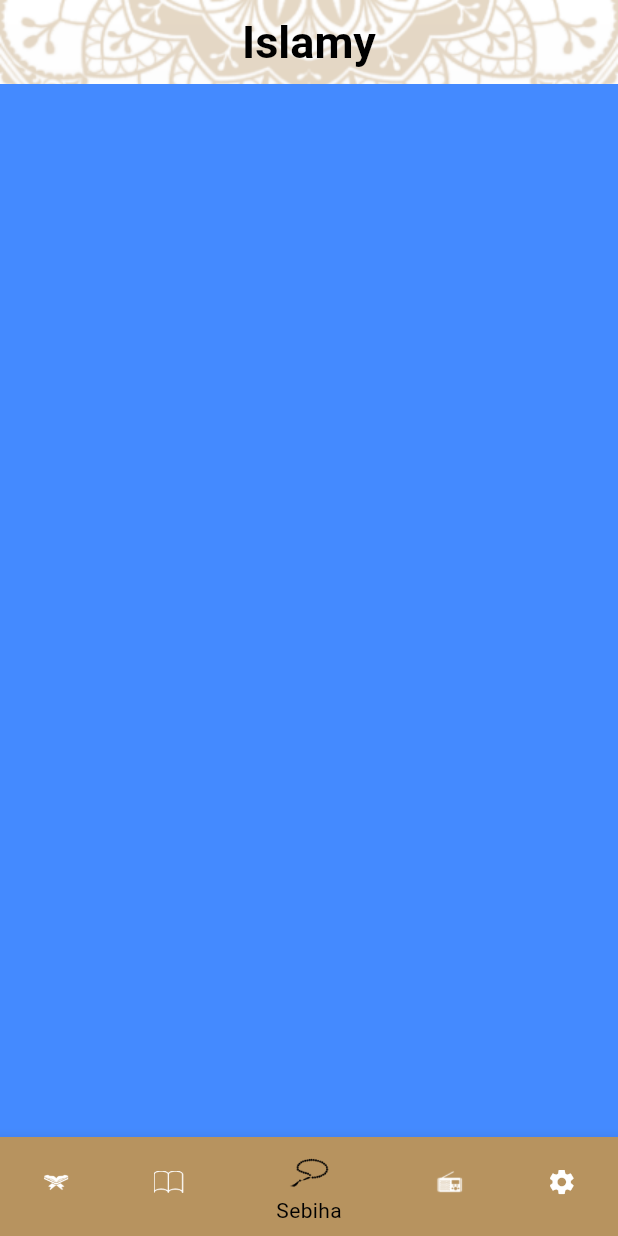
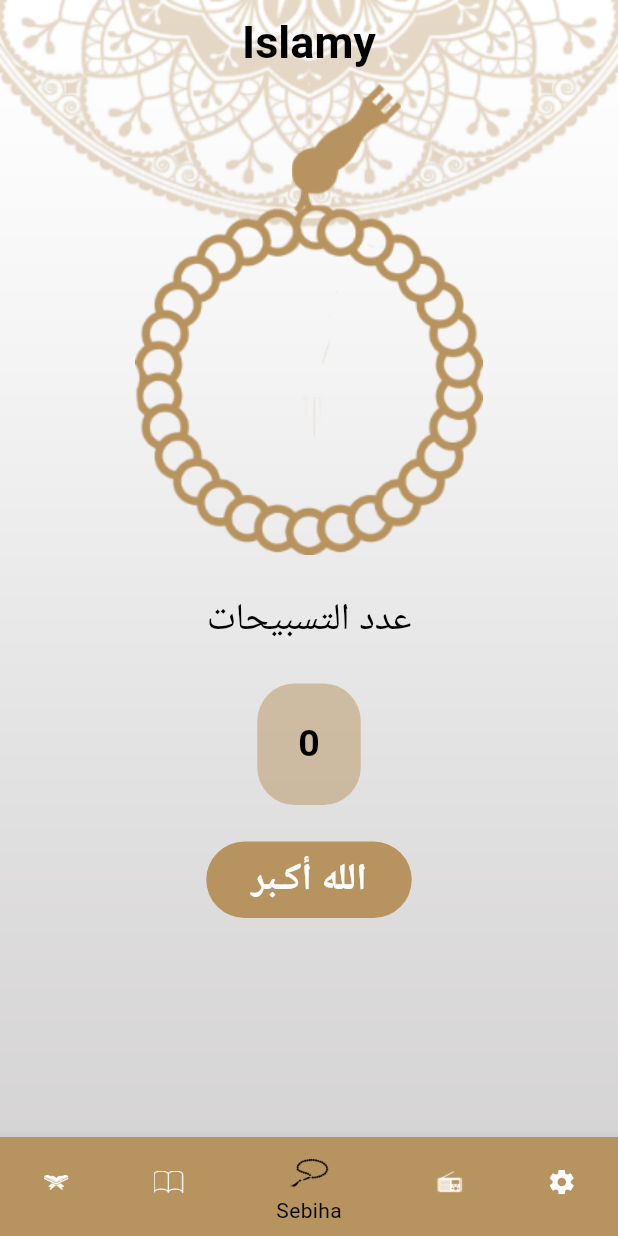
Before and after one commit to AER-Shalaan/islamy_app, a Flutter app: the screen it shows after launch, item 3 of the bottom bar chosen, on a phone screen of 412 x 824 dp. Run offline on Flutter 3.47's test engine with Material 3 defaults, Android fonts, the phone set to English and light mode, and no system bars.

Commit message:
+ finsh seb7a

```diff
--- a/lib/Themes/dark.dart
+++ b/lib/Themes/dark.dart
@@ -13,7 +13,7 @@ class DarkTheme{
         iconTheme: IconThemeData(color: Colors.white)
       ),
       cardTheme: CardTheme(
-        color: const Color(0xff141A2E).withOpacity(0.75),
+        color: const Color(0xff141A2E).withOpacity(0.50),
         margin: const EdgeInsets.all(20.0),
         elevation: 10,
       ),
@@ -21,7 +21,7 @@ class DarkTheme{
           seedColor: const Color(0xff141A2E),
           primary: const Color(0xff141A2E),
           onPrimary: Colors.white,
-          secondary: const Color(0xff141A2E).withOpacity(0.75),
+          secondary: Colors.black,
           onSecondary: const Color(0xffFACC1D),
           tertiary: const Color(0xffFACC1D)
       ),
--- a/lib/Themes/light.dart
+++ b/lib/Themes/light.dart
@@ -21,7 +21,7 @@ class LightTheme{
   seedColor: const Color(0xffB7935F),
   primary: const Color(0xffB7935F),
   onPrimary: Colors.black,
-  secondary: const Color(0xffB7935F).withOpacity(0.75),
+  secondary: Colors.white,
   onSecondary: Colors.black,
   tertiary: const Color(0xffB7935F)
   ),
--- /dev/null
+++ b/lib/screens/home/bodies/sebiha/sebiha_widget.dart
@@ -0,0 +1,96 @@
+import 'package:flutter/material.dart';
+
+class SebihaWidget extends StatefulWidget {
+  @override
+  State<SebihaWidget> createState() => _SebihaWidgetState();
+}
+
+class _SebihaWidgetState extends State<SebihaWidget> {
+  double turns = 0.0;
+  int sebihaCounter = 0;
+  int tsebihCounter =0;
+  String deker = "";
+  @override
+  Widget build(BuildContext context) {
+    tasbih();
+    return Scaffold(
+      body: Column(
+        crossAxisAlignment: CrossAxisAlignment.center,
+        children: [
+          Center(
+            child: Stack(
+              clipBehavior: Clip.none,
+              alignment: Alignment.topCenter,
+                children: [
+                  Padding(
+                    padding: const EdgeInsets.only(left: 50),
+                    child: ClipRRect(
+                        child: Image.asset("assets/icons/head_of_seb7a.png" )),
+                  ),
+                  Container(
+                      margin: const EdgeInsets.only(top: 80),
+                      child: GestureDetector(
+                        onTap: (){
+                          setState(() {
+                            turns+=1/4;
+                            if(sebihaCounter< 33){
+                              sebihaCounter++;
+                            }else{
+                              sebihaCounter = 0;
+                            }
+                          });
+                        },
+                          child: AnimatedRotation(
+                              turns: turns,
+                              duration: const Duration(milliseconds: 10),
+                              child: Image.asset("assets/icons/body_of_seb7a.png" )
+                          )
+                      )
+                  ),
+                ],),
+          ),
+          const Spacer(flex: 1,),
+          Text("عدد التسبيحات", style: TextStyle(color: Theme.of(context).colorScheme.onPrimary,fontWeight: FontWeight.w500,fontSize: 25),),
+          const Spacer(flex: 1,),
+          Container(
+            alignment: Alignment.center,
+            height: 81,
+            width: 69,
+            decoration: BoxDecoration(
+              color: Theme.of(context).colorScheme.primary.withOpacity(0.5),
+              borderRadius: BorderRadius.circular(25)
+            ),
+            child: Text("$sebihaCounter",style: TextStyle(color: Theme.of(context).colorScheme.onPrimary,fontSize: 25,fontWeight: FontWeight.bold),),
+          ),
+          const Spacer(flex: 1,),
+          Container(
+            alignment: Alignment.center,
+            height: 51,
+            width: 137,
+            decoration: BoxDecoration(
+              color: Theme.of(context).colorScheme.tertiary,
+              borderRadius: BorderRadius.circular(30)
+            ),
+            child: Text(deker,style: TextStyle(color: Theme.of(context).colorScheme.secondary,fontSize: 25,fontWeight: FontWeight.bold),),
+          ),
+          const Spacer(flex: 6)
+
+        ],),
+    );
+  }
+  List<String> adkar =[
+    "الله أكـبر","الحمد للـه","سبحـان الله","استغفر الله","لا إله إلا الله"
+  ];
+  void tasbih(){
+    deker = adkar[tsebihCounter];
+    setState(() {
+      if(sebihaCounter == 33){
+        if(tsebihCounter<4){
+          tsebihCounter++;
+        }else{
+          tsebihCounter = 0;
+        }
+      }
+    });
+}
+}
--- a/lib/screens/home/bodies/sebiha_widget.dart
+++ /dev/null
@@ -1,12 +0,0 @@
-import 'package:flutter/material.dart';
-
-class SebihaWidget extends StatelessWidget {
-  const SebihaWidget({super.key});
-
-  @override
-  Widget build(BuildContext context) {
-    return Container(
-      color: Colors.blueAccent,
-    );
-  }
-}
--- a/lib/screens/home/home_screen.dart
+++ b/lib/screens/home/home_screen.dart
@@ -2,7 +2,7 @@ import 'package:flutter/material.dart';
 import 'package:islamy_app/screens/home/bodies/hadith/hadith_widget.dart';
 import 'package:islamy_app/screens/home/bodies/quran/quran_widget.dart';
 import 'package:islamy_app/screens/home/bodies/radio_widget.dart';
-import 'package:islamy_app/screens/home/bodies/sebiha_widget.dart';
+import 'package:islamy_app/screens/home/bodies/sebiha/sebiha_widget.dart';
 import 'package:islamy_app/screens/home/bodies/settings_widget.dart';
 
 class HomeScreen extends StatefulWidget {
```
Also changed, not shown: assets/icons/2x/body_of_seb7a@2x.png (added), assets/icons/2x/head_of_seb7a@2x.png (added), assets/icons/3x/body_of_seb7a@3x.png (added), assets/icons/3x/head_of_seb7a@3x.png (added), assets/icons/body_of_seb7a.png (added), assets/icons/head_of_seb7a.png (added).
